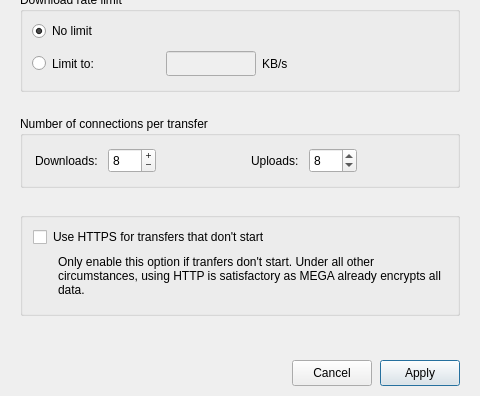
Qt form src/MEGASync/gui/ui/BandwidthSettings.ui (meganz/MEGAsync) before a commit; both pictures show x 0 to 480 and y 204 to 600 of the 480 by 600 pixel window.
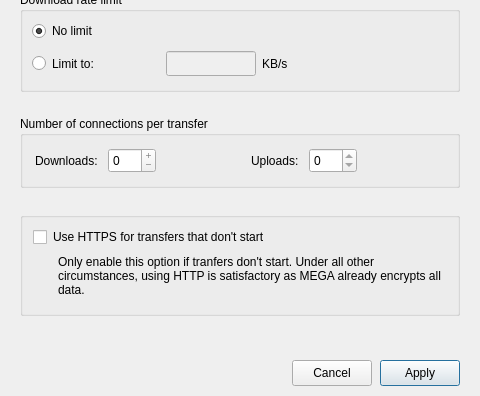
The same form after that commit.

Commit message: Move all values to Preferences and stop adding limits on UI

What changed in the file:
```diff
--- a/src/MEGASync/gui/ui/BandwidthSettings.ui
+++ b/src/MEGASync/gui/ui/BandwidthSettings.ui
@@ -562,13 +562,13 @@
              <enum>QAbstractSpinBox::PlusMinus</enum>
             </property>
             <property name="minimum">
-             <number>1</number>
+             <number>0</number>
             </property>
             <property name="maximum">
-             <number>100</number>
+             <number>0</number>
             </property>
             <property name="value">
-             <number>8</number>
+             <number>0</number>
             </property>
            </widget>
           </item>
@@ -641,13 +641,13 @@
              <bool>false</bool>
             </property>
             <property name="minimum">
-             <number>1</number>
+             <number>0</number>
             </property>
             <property name="maximum">
-             <number>100</number>
+             <number>0</number>
             </property>
             <property name="value">
-             <number>8</number>
+             <number>0</number>
             </property>
            </widget>
           </item>
```
The commit also changes 6 other files.
